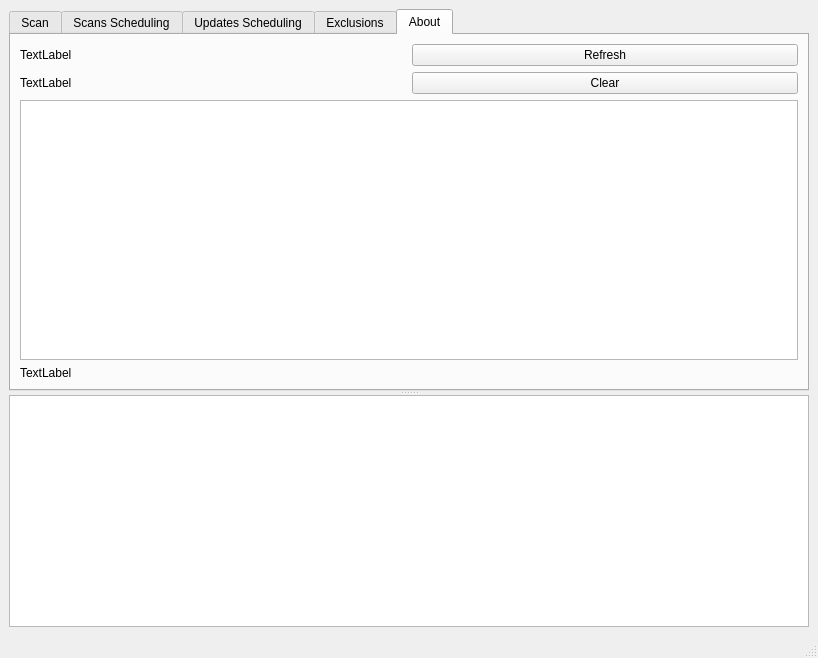
Qt form MainWindow.ui (jplozf/calamity) before a commit.
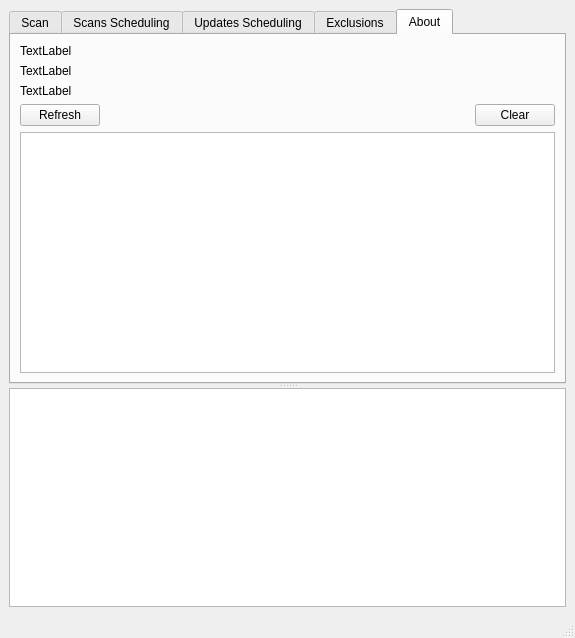
The same form after that commit. The open tabs and pages were chosen to show the change.

The edit to the form file:
```diff
--- a/MainWindow.ui
+++ b/MainWindow.ui
@@ -6,8 +6,8 @@
    <rect>
     <x>0</x>
     <y>0</y>
-    <width>818</width>
-    <height>658</height>
+    <width>575</width>
+    <height>638</height>
    </rect>
   </property>
   <property name="windowTitle">
@@ -305,43 +305,80 @@
          <string>About</string>
         </attribute>
         <layout class="QGridLayout" name="gridLayout">
-         <item row="0" column="1">
+         <item row="0" column="0">
+          <layout class="QVBoxLayout" name="verticalLayout">
+           <item>
+            <layout class="QHBoxLayout" name="horizontalLayout_5">
+             <item>
+              <widget class="QLabel" name="appVersionLabel">
+               <property name="text">
+                <string>TextLabel</string>
+               </property>
+              </widget>
+             </item>
+            </layout>
+           </item>
+           <item>
+            <layout class="QHBoxLayout" name="horizontalLayout">
+             <item>
+              <widget class="QLabel" name="clamavVersionLabel">
+               <property name="text">
+                <string>TextLabel</string>
+               </property>
+              </widget>
+             </item>
+            </layout>
+           </item>
+           <item>
+            <layout class="QHBoxLayout" name="horizontalLayout_3">
+             <item>
+              <widget class="QLabel" name="signatureVersionLabel">
+               <property name="text">
+                <string>TextLabel</string>
+               </property>
+              </widget>
+             </item>
+            </layout>
+           </item>
+           <item>
+            <layout class="QHBoxLayout" name="horizontalLayout_4">
+             <item>
           <widget class="QPushButton" name="refreshVersionsButton">
            <property name="text">
             <string>Refresh</string>
            </property>
           </widget>
          </item>
-         <item row="1" column="0">
-          <widget class="QLabel" name="signatureVersionLabel">
-           <property name="text">
-            <string>TextLabel</string>
-           </property>
-          </widget>
-         </item>
-         <item row="0" column="0">
-          <widget class="QLabel" name="clamavVersionLabel">
-           <property name="text">
-            <string>TextLabel</string>
-           </property>
-          </widget>
-         </item>
-         <item row="1" column="1">
+             <item>
+              <spacer name="horizontalSpacer_3">
+               <property name="orientation">
+                <enum>Qt::Horizontal</enum>
+               </property>
+               <property name="sizeHint" stdset="0">
+                <size>
+                 <width>40</width>
+                 <height>20</height>
+                </size>
+               </property>
+              </spacer>
+             </item>
+             <item>
           <widget class="QPushButton" name="clearHistoryButton">
            <property name="text">
             <string>Clear</string>
            </property>
           </widget>
          </item>
-         <item row="2" column="0" colspan="2">
+            </layout>
+           </item>
+           <item>
+            <layout class="QHBoxLayout" name="horizontalLayout_2">
+             <item>
           <widget class="QTableWidget" name="scanHistoryTable"/>
          </item>
-         <item row="3" column="0">
-          <widget class="QLabel" name="appVersionLabel">
-           <property name="text">
-            <string>TextLabel</string>
-           </property>
-          </widget>
+            </layout>
+           </item>
+          </layout>
          </item>
         </layout>
        </widget>
```
Left out of the diff: 46 changed lines with no effect on the pictures. Lines whose indentation alone changed are shown as unchanged.
